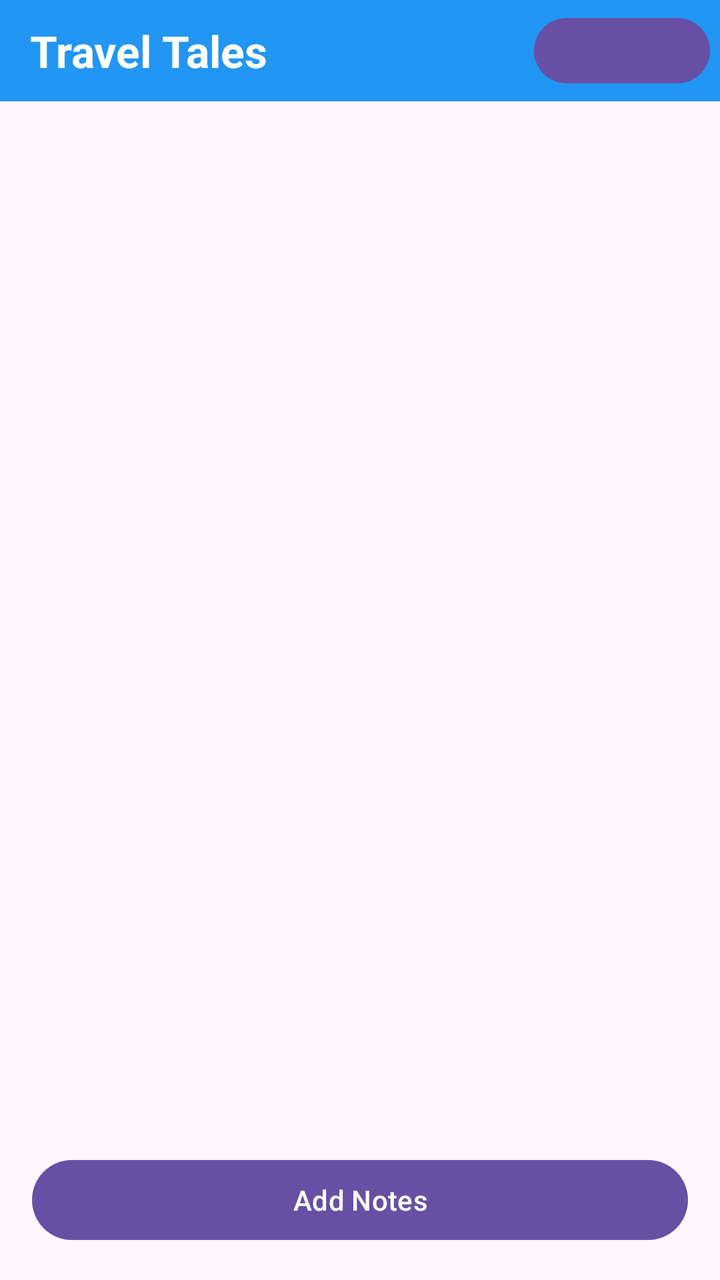
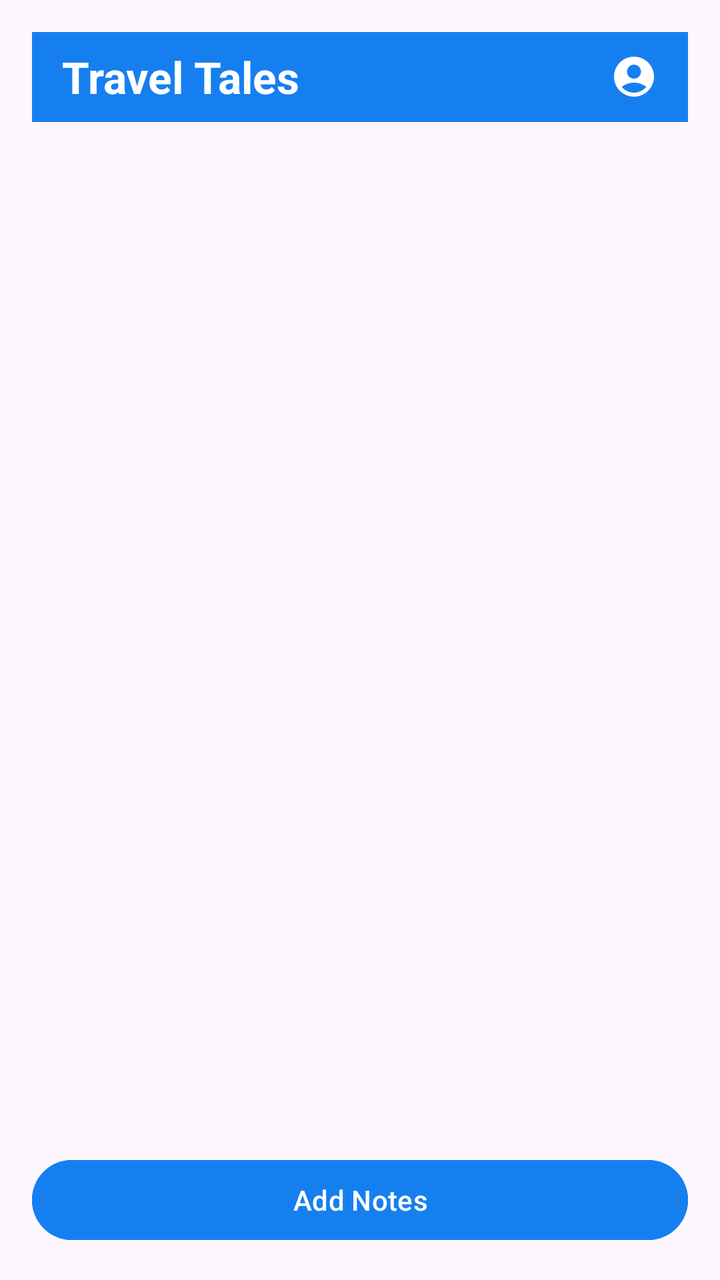

The first picture is an Android layout as it rendered before a commit; the second is the same layout after the commit. The layout source and the unified diff follow.
<!-- AndroidManifest.xml: application theme Theme.TravelTales -->
<!-- res/layout/activity_homepage.xml -->
<?xml version="1.0" encoding="utf-8"?>
<LinearLayout xmlns:android="http://schemas.android.com/apk/res/android"
    android:layout_width="match_parent"
    android:layout_height="match_parent"
    android:id="@+id/main"
    android:orientation="vertical">

    
    <LinearLayout
        android:layout_width="match_parent"
        android:layout_height="0dp"
        android:layout_weight="0.1"
        android:background="#2196F3"
        android:gravity="center_vertical"
        android:padding="5dp"
        android:orientation="horizontal">

        <TextView
            android:layout_width="0dp"
            android:layout_height="wrap_content"
            android:layout_weight="1"
            android:text="Travel Tales"
            android:textSize="22sp"
            android:textStyle="bold"
            android:textColor="#FFFFFF"
            android:layout_marginLeft="10dp"/>

        <Button
            android:layout_width="wrap_content"
            android:layout_height="wrap_content"
            android:id="@+id/profileBtn"
            android:contentDescription="Profile" />

    </LinearLayout>
    
    
    <ScrollView
        android:layout_width="match_parent"
        android:layout_height="0dp"
        android:layout_weight="1">

        <GridLayout
            android:layout_width="match_parent"
            android:layout_height="wrap_content"
            android:id="@+id/notesContainer"
            android:columnCount="2"
            android:padding="16dp">


        </GridLayout>

    </ScrollView>

    
    <Button
        android:layout_width="match_parent"
        android:layout_height="wrap_content"
        android:id="@+id/addBtn"
        android:text="Add Notes"
        android:layout_margin="16dp" />

</LinearLayout>
<!-- resources referenced by this layout -->
<resources>
  <style name="Theme.TravelTales" parent="Base.Theme.TravelTales" />
  <style name="Base.Theme.TravelTales" parent="Theme.Material3.DayNight.NoActionBar">
          
          
      </style>
</resources>

<!-- the commit's change to res/layout/activity_homepage.xml (unified diff, before → after) -->
@@ -10,7 +10,9 @@
         android:layout_width="match_parent"
         android:layout_height="0dp"
         android:layout_weight="0.1"
-        android:background="#2196F3"
+        android:layout_margin="16dp"
+        android:background="@color/blue"
+        android:tag="appTheme"
         android:gravity="center_vertical"
         android:padding="5dp"
         android:orientation="horizontal">
@@ -22,34 +24,31 @@
             android:text="Travel Tales"
             android:textSize="22sp"
             android:textStyle="bold"
-            android:textColor="#FFFFFF"
+            android:textColor="@color/white"
             android:layout_marginLeft="10dp"/>
 
-        <Button
+        <ImageButton
             android:layout_width="wrap_content"
             android:layout_height="wrap_content"
             android:id="@+id/profileBtn"
-            android:contentDescription="Profile" />
+            android:src="@drawable/profile"
+            android:contentDescription="Profile"
+            android:tint="@color/white"
+            android:scaleType="fitCenter"
+            android:background="@color/blue"
+            android:layout_marginRight="10dp"/>
 
     </LinearLayout>
     
     
-    <ScrollView
+    <androidx.recyclerview.widget.RecyclerView
         android:layout_width="match_parent"
         android:layout_height="0dp"
-        android:layout_weight="1">
-
-        <GridLayout
-            android:layout_width="match_parent"
-            android:layout_height="wrap_content"
-            android:id="@+id/notesContainer"
-            android:columnCount="2"
-            android:padding="16dp">
-
-
-        </GridLayout>
-
-    </ScrollView>
+        android:layout_weight="1"
+        android:id="@+id/notesRecycler"
+        android:padding="10dp"
+        android:layout_margin="16dp">
+    </androidx.recyclerview.widget.RecyclerView>
 
     
     <Button
@@ -57,6 +56,8 @@
         android:layout_height="wrap_content"
         android:id="@+id/addBtn"
         android:text="Add Notes"
-        android:layout_margin="16dp" />
+        android:layout_margin="16dp"
+        android:backgroundTint="@color/blue"
+        android:tag="appTheme"/>
 
 </LinearLayout>
<!-- resource entries referenced after the edit -->
@@ -1,5 +1,13 @@
 <!-- resources referenced by this layout -->
 <resources>
+  <color name="blue">#167FF0</color>
+  <color name="white">#FFFFFF</color>
+  <!-- drawable profile (drawable) -->
+  <vector xmlns:android="http://schemas.android.com/apk/res/android" android:height="24dp" android:tint="#000000" android:viewportHeight="24" android:viewportWidth="24" android:width="24dp">
+        
+      <path android:fillColor="@android:color/white" android:pathData="M12,2C6.48,2 2,6.48 2,12s4.48,10 10,10s10,-4.48 10,-10S17.52,2 12,2zM12,6c1.93,0 3.5,1.57 3.5,3.5S13.93,13 12,13s-3.5,-1.57 -3.5,-3.5S10.07,6 12,6zM12,20c-2.03,0 -4.43,-0.82 -6.14,-2.88C7.55,15.8 9.68,15 12,15s4.45,0.8 6.14,2.12C16.43,19.18 14.03,20 12,20z"/>
+      
+  </vector>
   <style name="Theme.TravelTales" parent="Base.Theme.TravelTales" />
   <style name="Base.Theme.TravelTales" parent="Theme.Material3.DayNight.NoActionBar">
           
